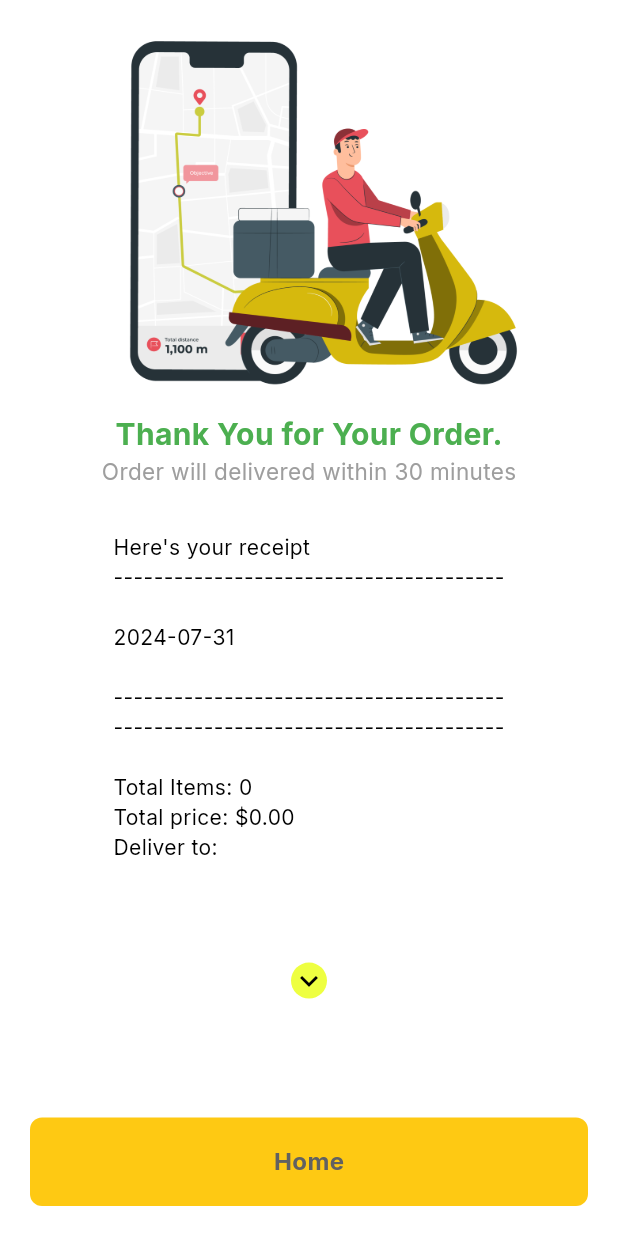
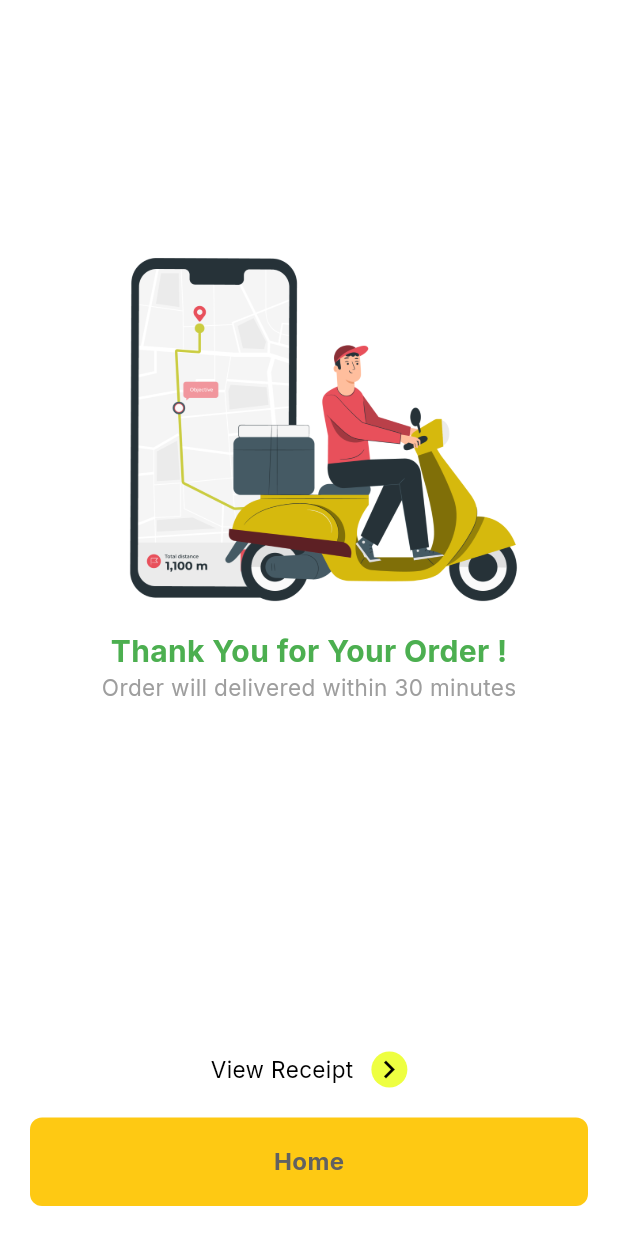
Before and after one commit to dineshxo/food_order_app_flutter_firebase, a Flutter app: the DeliveryPage screen opened directly, on a phone screen of 412 x 824 dp. Run offline on Flutter 3.47's test engine with Material 3 defaults, Android fonts, the phone set to English and light mode, and no system bars; our stand-ins replace cloud_firestore, firebase_auth, firebase_core, flutter_credit_card, flutter_rating_bar, google_fonts; missing offline and left inert: u_credit_card; accounts and stored records are empty.

Commit message:
update : ui

```diff
--- a/lib/models/restaurant.dart
+++ b/lib/models/restaurant.dart
@@ -77,7 +77,9 @@ class Restaurant extends ChangeNotifier {
 
   String displayCartReceipt() {
     final receipt = StringBuffer();
-    receipt.writeln("Here's your receipt");
+    receipt.writeln(
+      "Here's your receipt",
+    );
     receipt.writeln("---------------------------------------");
     receipt.writeln();
 
--- a/lib/pages/delivery_page.dart
+++ b/lib/pages/delivery_page.dart
@@ -35,16 +35,24 @@ class _DeliveryPageState extends State<DeliveryPage> {
   @override
   Widget build(BuildContext context) {
     final double deviceHeight = MediaQuery.of(context).size.height;
-    final double containerHeight = deviceHeight / 2.6;
+    final double containerHeight = deviceHeight / 2;
 
     return Scaffold(
       backgroundColor: Theme.of(context).colorScheme.surface,
       body: SafeArea(
         child: Column(
           children: [
+            Expanded(
+              child: Column(
+                mainAxisAlignment: MainAxisAlignment.center,
+                children: [
+                  Container(
+                    height: containerHeight,
+                    child: Column(
+                      children: [
                         Image.asset('images/delivery.png'),
                         const Text(
-              "Thank You for Your Order.",
+                          "Thank You for Your Order !",
                           style: TextStyle(
                               fontWeight: FontWeight.bold,
                               fontSize: 20,
@@ -54,23 +62,46 @@ class _DeliveryPageState extends State<DeliveryPage> {
                           "Order will delivered within 30 minutes",
                           style: TextStyle(fontSize: 15, color: Colors.grey),
                         ),
-            SizedBox(
-              height: containerHeight,
-              child: const SingleChildScrollView(
-                child: Receipt(),
+                      ],
                     ),
+                  ),
+                ],
+              ),
+            ),
+            Column(
+              crossAxisAlignment: CrossAxisAlignment.center,
+              children: [
+                GestureDetector(
+                  onTap: () {
+                    showReceipt(context);
+                  },
+                  child: Row(
+                    mainAxisAlignment: MainAxisAlignment.center,
+                    children: [
+                      const Text(
+                        "View Receipt",
+                        style: TextStyle(fontSize: 15),
+                      ),
+                      const SizedBox(
+                        width: 12,
                       ),
                       Container(
                           decoration: const BoxDecoration(
                             color: Colors.limeAccent,
                             shape: BoxShape.circle,
                           ),
+                          child: Transform.rotate(
+                            angle: -90 * 3.141592653589793238 / 180,
                             child: const Icon(
                               Icons.keyboard_arrow_down_outlined,
                               color: Colors.black,
                             ),
+                          )),
+                    ],
                   ),
-            const Spacer(),
+                ),
+              ],
+            ),
             Padding(
               padding: const EdgeInsets.all(20.0),
               child: MainButton(
@@ -83,10 +114,32 @@ class _DeliveryPageState extends State<DeliveryPage> {
                 },
                 text: "Home",
               ),
-            )
+            ),
           ],
         ),
       ),
     );
   }
+
+  Future<void> showReceipt(BuildContext context) async {
+    await showModalBottomSheet(
+      context: context,
+      isScrollControlled: true,
+      showDragHandle: true,
+      builder: (context) {
+        return Receipt();
+      },
+    );
   }
+}
+
+
+
+
+
+ // SizedBox(
+            //   height: containerHeight,
+            //   child: const SingleChildScrollView(
+            //     child: Receipt(),
+            //   ),
+            // ),
```
Also changed, not shown: lib/components/app_drawer.dart (+4 -3 lines), lib/components/current_location.dart (+10 -3 lines), lib/components/receipt.dart (+27 -7 lines), lib/pages/food_page.dart (+6 -7 lines). Lines whose indentation alone changed are shown as unchanged.
